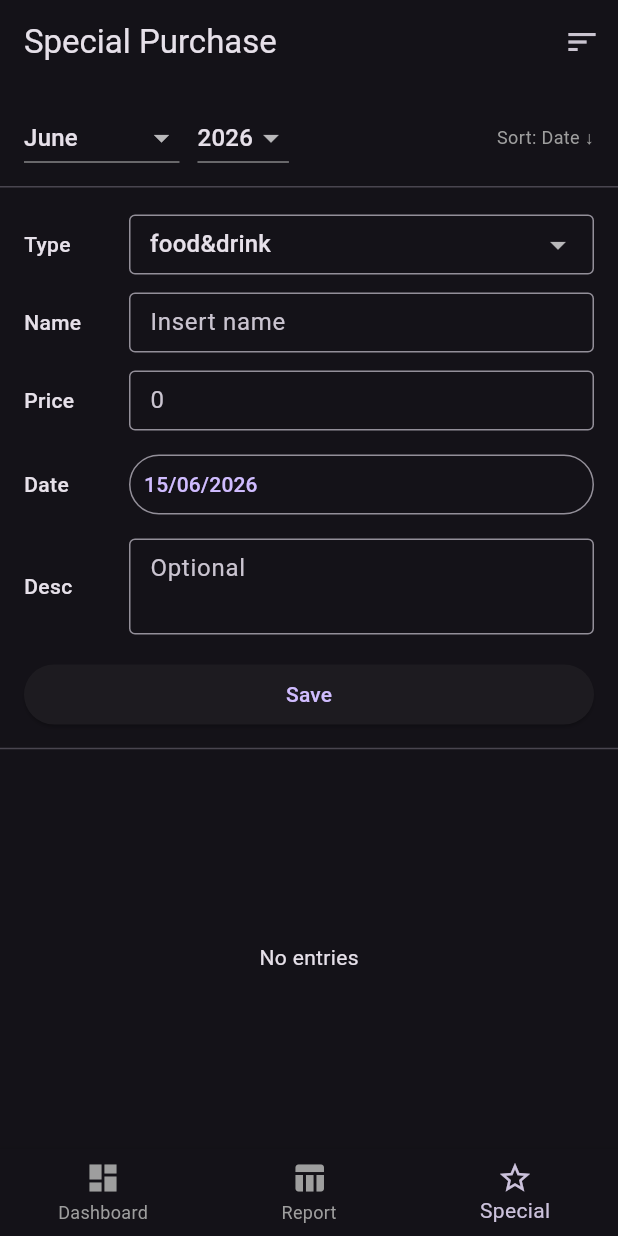
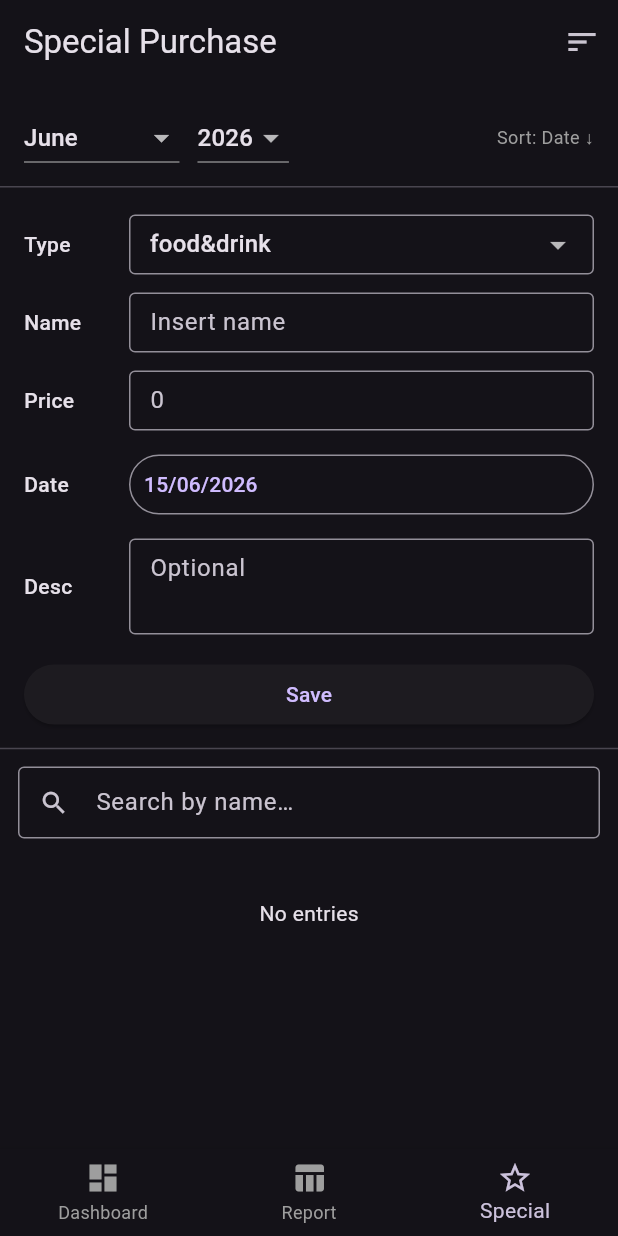
Before and after one commit to LightnXd/daily_exspense_tracker, a Flutter app: the screen it shows after launch, swiped to page 3, on a phone screen of 412 x 824 dp. Run offline on Flutter 3.47's test engine with Material 3 defaults, Android fonts, the phone set to English and light mode, and no system bars; our stand-ins replace file_picker, share_plus, shared_preferences, sqflite; accounts and stored records are empty.

Commit message:
search bar

```diff
--- a/lib/pages/special.dart
+++ b/lib/pages/special.dart
@@ -38,6 +38,8 @@ class _SpecialPageState extends State<SpecialPage> {
   bool _sortAscending = false; // default date desc
 
   List<GrandPurchase> _purchases = [];
+  final _searchCtrl = TextEditingController();
+  String _searchQuery = '';
   final _fmt = NumberFormat('#,##0.##', 'en_US');
   final _dateFmt = DateFormat('dd/MM/yyyy');
 
@@ -53,6 +55,7 @@ class _SpecialPageState extends State<SpecialPage> {
     _colorCtrl.dispose();
     _priceCtrl.dispose();
     _descCtrl.dispose();
+    _searchCtrl.dispose();
     super.dispose();
   }
 
@@ -322,9 +325,11 @@ class _SpecialPageState extends State<SpecialPage> {
           ),
         ],
       ),
-      body: Column(
-        children: [
-          Padding(
+      body: CustomScrollView(
+        slivers: [
+          // ── Filter row ────────────────────────────────────────────────
+          SliverToBoxAdapter(
+            child: Padding(
               padding: const EdgeInsets.fromLTRB(16, 12, 16, 8),
               child: Row(
                 children: [
@@ -365,9 +370,11 @@ class _SpecialPageState extends State<SpecialPage> {
                 ],
               ),
             ),
-          const Divider(height: 1),
+          ),
+          const SliverToBoxAdapter(child: Divider(height: 1)),
           // ── Form ──────────────────────────────────────────────────────
-          Padding(
+          SliverToBoxAdapter(
+            child: Padding(
               padding: const EdgeInsets.fromLTRB(16, 12, 16, 0),
               child: Form(
                 key: _formKey,
@@ -486,21 +493,61 @@ class _SpecialPageState extends State<SpecialPage> {
                 ),
               ),
             ),
-          const Divider(height: 24),
+          ),
+          const SliverToBoxAdapter(child: Divider(height: 24)),
+          // ── Search bar ────────────────────────────────────────────────
+          SliverToBoxAdapter(
+            child: Padding(
+              padding: const EdgeInsets.fromLTRB(12, 0, 12, 8),
+              child: TextField(
+                controller: _searchCtrl,
+                decoration: InputDecoration(
+                  hintText: 'Search by name…',
+                  isDense: true,
+                  prefixIcon: const Icon(Icons.search, size: 20),
+                  suffixIcon: _searchQuery.isNotEmpty
+                      ? IconButton(
+                          icon: const Icon(Icons.clear, size: 18),
+                          onPressed: () {
+                            _searchCtrl.clear();
+                            setState(() => _searchQuery = '');
+                          },
+                        )
+                      : null,
+                  contentPadding:
+                      const EdgeInsets.symmetric(horizontal: 10, vertical: 8),
+                  border: const OutlineInputBorder(),
+                ),
+                onChanged: (v) => setState(() => _searchQuery = v.trim().toLowerCase()),
+              ),
+            ),
+          ),
           // ── List ──────────────────────────────────────────────────────
-          Expanded(
-            child: _purchases.isEmpty
-                ? const Center(child: Text('No entries'))
-                : ListView.separated(
-                    padding: const EdgeInsets.fromLTRB(12, 0, 12, 12),
-                    itemCount: _purchases.length,
-                    separatorBuilder: (_, __) => const Divider(height: 1),
-                    itemBuilder: (ctx, i) {
-                      final p = _purchases[i];
+          Builder(builder: (context) {
+            final filtered = _purchases
+                .where((p) =>
+                    _searchQuery.isEmpty ||
+                    p.name.toLowerCase().contains(_searchQuery))
+                .toList();
+
+            if (filtered.isEmpty) {
+              return const SliverToBoxAdapter(
+                child: Padding(
+                  padding: EdgeInsets.symmetric(vertical: 32),
+                  child: Center(child: Text('No entries')),
+                ),
+              );
+            }
+
+            return SliverList(
+              delegate: SliverChildBuilderDelegate(
+                (ctx, i) {
+                  if (i.isOdd) return const Divider(height: 1);
+                  final p = filtered[i ~/ 2];
                   return ListTile(
                     dense: true,
                     contentPadding:
-                            const EdgeInsets.symmetric(horizontal: 4, vertical: 2),
+                        const EdgeInsets.symmetric(horizontal: 16, vertical: 2),
                     title: Text(
                       '${p.displayName}  •  ${_fmt.format(p.price)}',
                       style: const TextStyle(fontSize: 14),
@@ -516,8 +563,7 @@ class _SpecialPageState extends State<SpecialPage> {
                           Text(
                             p.desc!,
                             style: const TextStyle(
-                                    fontSize: 11,
-                                    fontStyle: FontStyle.italic),
+                                fontSize: 11, fontStyle: FontStyle.italic),
                           ),
                       ],
                     ),
@@ -536,8 +582,10 @@ class _SpecialPageState extends State<SpecialPage> {
                     ),
                   );
                 },
+                childCount: filtered.length * 2 - 1,
               ),
-          ),
+            );
+          }),
         ],
       ),
     );
```
Lines whose indentation alone changed are shown as unchanged.
